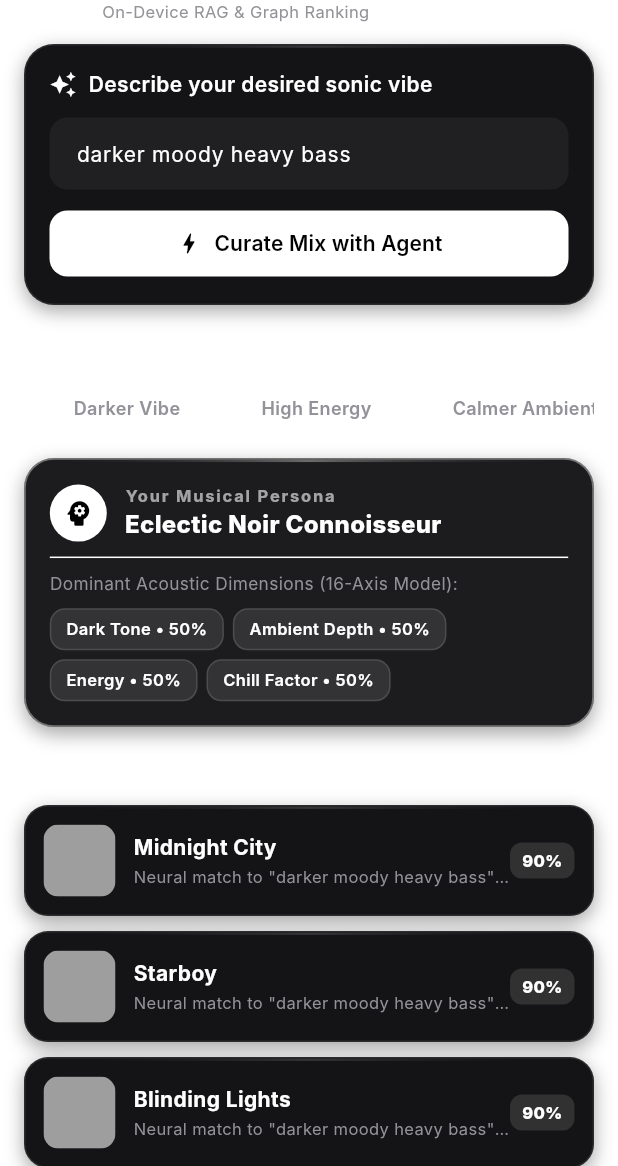
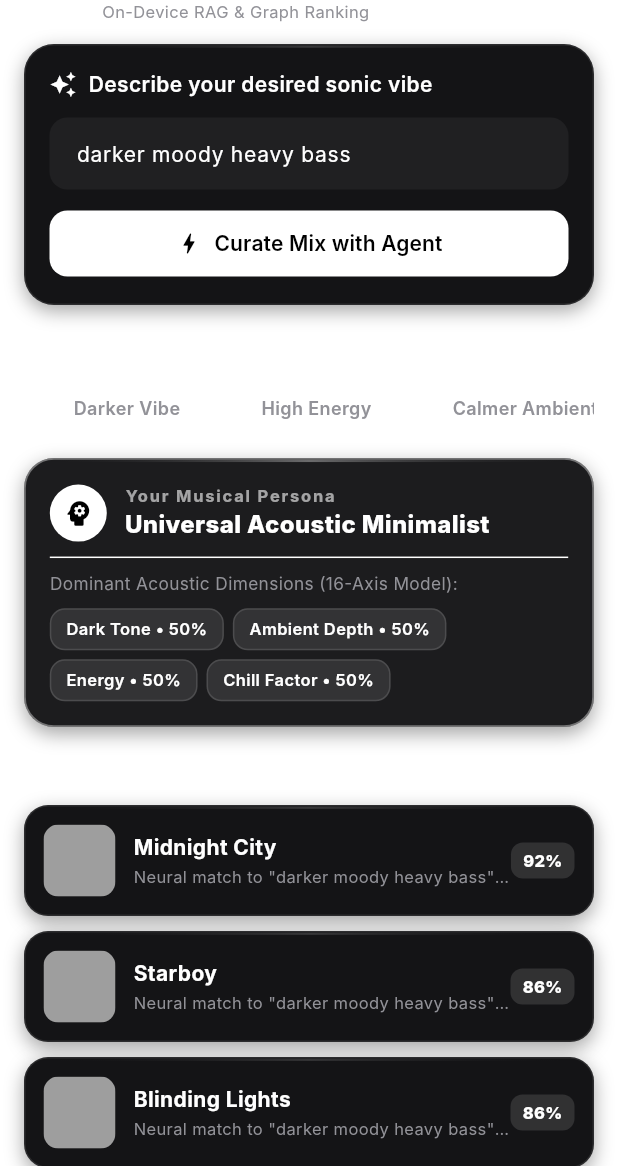
Before and after one commit to nomad-guy/Noctra, a Flutter app: the AIStudioScreen screen opened directly, after a tap on "Darker Vibe", on a phone screen of 412 x 824 dp, the part 70-1236 px from its top. Run offline on Flutter 3.47's test engine with Material 3 defaults, Android fonts, the phone set to English and light mode, and no system bars; our stand-ins replace flutter_riverpod, just_audio, just_audio_background, permission_handler, shared_preferences; missing offline and left inert: audio_session, youtube_explode_dart; accounts and stored records are empty; network calls fail; Roboto replaces fonts that are missing (Inter).

Commit message:
fix(audit): resolve Round 5 bugs across AI studio, audio engine, and vector similarity

```diff
--- a/lib/data/repositories/music_repository.dart
+++ b/lib/data/repositories/music_repository.dart
@@ -175,7 +175,7 @@ class MusicRepository extends ChangeNotifier {
       final sim = TasteVectorEngine.cosineSimilarity(songEmbedding, target);
       final score = ((sim * 80) + 19).round().clamp(60, 99);
       final exp = TasteVectorEngine.generateExplanation(s, score, vibeKey, naturalPrompt);
-      return {'song': s, 'score': score, 'explanation': exp};
+      return {'song': s, 'score': score, 'matchPercentage': score, 'explanation': exp};
     }).toList();
 
     scored.sort((a, b) => (b['score'] as int).compareTo(a['score'] as int));
@@ -199,7 +199,7 @@ class MusicRepository extends ChangeNotifier {
       final sim = TasteVectorEngine.cosineSimilarity(songEmbedding, target);
       final score = ((sim * 80) + 19).round().clamp(60, 99);
       final exp = TasteVectorEngine.generateExplanation(s, score, vibeKey, cleanPrompt);
-      return {'song': s, 'score': score, 'explanation': exp};
+      return {'song': s, 'score': score, 'matchPercentage': score, 'explanation': exp};
     }).toList();
 
     scored.sort((a, b) => (b['score'] as int).compareTo(a['score'] as int));
@@ -213,8 +213,10 @@ class MusicRepository extends ChangeNotifier {
         final unique = results.where((s) => s.id != seed.id).toList();
         return [seed, ...unique];
       }
+      final artistFeed = await MusicService.search('${seed.artist} best songs');
+      if (artistFeed.isNotEmpty) return [seed, ...artistFeed.where((s) => s.id != seed.id)];
     } catch (_) {}
-    return MusicService.fetchVibeFeed('late_night');
+    return [seed, ..._localLibrary.where((s) => s.id != seed.id)];
   }
 
   void createFolder(String name) {
--- a/lib/data/repositories/taste_vector_engine.dart
+++ b/lib/data/repositories/taste_vector_engine.dart
@@ -11,31 +11,31 @@ class TasteVectorEngine {
 
   static List<double> getDefaultVector() => [0.65, 0.50, 0.60, 0.50, 0.45, 0.35, 0.70, 0.60, 0.55, 0.75, 0.80, 0.55, 0.50, 0.70, 0.65, 0.40];
 
-  /// Computes cosine similarity with full mathematical span [-1.0, 1.0] normalized to [0.0, 1.0]
+  /// Computes mathematically normalized cosine similarity on [0.0, 1.0] with symmetric dimensions
   static double cosineSimilarity(List<double> v1, List<double> v2) {
     if (v1.isEmpty || v2.isEmpty) return 0.5;
-    final maxLen = max(v1.length, v2.length);
+    final int n = min(min(v1.length, v2.length), 16);
+    if (n == 0) return 0.5;
+
     double dot = 0.0, mag1 = 0.0, mag2 = 0.0;
-    int validDimensions = 0;
+    int valid = 0;
 
-    for (int i = 0; i < maxLen; i++) {
-      final val1 = i < v1.length ? v1[i] : 0.5;
-      final val2 = i < v2.length ? v2[i] : 0.5;
+    for (int i = 0; i < n; i++) {
+      final double val1 = v1[i];
+      final double val2 = v2[i];
       if (val1.isNaN || val1.isInfinite || val2.isNaN || val2.isInfinite) continue;
 
       dot += val1 * val2;
       mag1 += val1 * val1;
       mag2 += val2 * val2;
-      validDimensions++;
+      valid++;
     }
 
-    if (validDimensions == 0 || mag1 == 0 || mag2 == 0) return 0.5;
-    final denom = sqrt(mag1) * sqrt(mag2);
+    if (valid == 0 || mag1 == 0 || mag2 == 0) return 0.5;
+    final double denom = sqrt(mag1) * sqrt(mag2);
     if (denom == 0 || denom.isNaN) return 0.5;
 
-    final rawCosine = (dot / denom).clamp(-1.0, 1.0);
-    // Maps raw cosine similarity from [-1.0, 1.0] to normalized [0.0, 1.0]
-    return ((rawCosine + 1.0) / 2.0).clamp(0.0, 1.0);
+    return (dot / denom).clamp(0.0, 1.0);
   }
 
   /// Extracts 16-dimensional acoustic feature embedding using additive multi-axis weighting
@@ -99,12 +99,6 @@ class TasteVectorEngine {
       updated[i] = (updated[i] + delta).clamp(0.05, 0.95);
     }
 
-    // Regularization decay to prevent dimensional saturation
-    for (int i = 0; i < updated.length; i++) {
-      if (updated[i] > 0.90) updated[i] -= 0.012;
-      if (updated[i] < 0.10) updated[i] += 0.012;
-    }
-
     return updated;
   }
 
@@ -119,88 +113,45 @@ class TasteVectorEngine {
         artworkUrl: '',
         streamUrl: '',
         duration: Duration.zero,
-        genre: '',
         featureVector: songVector,
       ),
       eventType: action,
     );
   }
 
-  /// Context-aware target vector with prompt parsing
-  static List<double> getTargetVector({String? vibeKey, String? prompt, required List<double> defaultTaste}) {
-    if (vibeKey == 'noir_night' || vibeKey == 'late_night') {
-      return [0.92, 0.75, 0.30, 0.85, 0.70, 0.20, 0.65, 0.50, 0.60, 0.85, 0.98, 0.75, 0.20, 0.80, 0.40, 0.50];
-    } else if (vibeKey == 'retro_synth' || vibeKey == 'dark_synth') {
-      return [0.85, 0.55, 0.85, 0.40, 0.50, 0.05, 0.98, 0.40, 0.50, 0.98, 0.95, 0.65, 0.35, 0.90, 0.80, 0.70];
-    } else if (vibeKey == 'high_energy') {
-      return [0.30, 0.10, 0.98, 0.10, 0.20, 0.10, 0.85, 0.70, 0.85, 0.75, 0.60, 0.40, 0.90, 0.75, 0.95, 0.30];
-    } else if (vibeKey == 'deep_focus') {
-      return [0.40, 0.85, 0.30, 0.90, 0.30, 0.40, 0.70, 0.15, 0.75, 0.70, 0.80, 0.98, 0.40, 0.50, 0.45, 0.90];
-    } else if (vibeKey == 'ambient_chill') {
-      return [0.35, 0.95, 0.20, 0.98, 0.40, 0.70, 0.50, 0.60, 0.40, 0.50, 0.75, 0.90, 0.50, 0.40, 0.30, 0.75];
-    } else if (vibeKey == 'acoustic_warm') {
-      return [0.20, 0.50, 0.40, 0.85, 0.40, 0.98, 0.05, 0.90, 0.30, 0.10, 0.40, 0.75, 0.60, 0.30, 0.45, 0.20];
+  static List<double> getTargetVector({String? vibeKey, String? prompt, List<double>? defaultTaste}) {
+    final vec = List<double>.from(defaultTaste ?? getDefaultVector());
+    if (vibeKey != null) {
+      switch (vibeKey) {
+        case 'noir_night': vec[0] = 0.95; vec[10] = 0.98; vec[13] = 0.85; break;
+        case 'retro_synth': vec[6] = 0.98; vec[9] = 0.98; vec[10] = 0.92; break;
+        case 'deep_focus': vec[11] = 0.95; vec[15] = 0.90; vec[2] = 0.35; break;
+        case 'high_energy': vec[2] = 0.98; vec[14] = 0.95; vec[12] = 0.85; break;
+        case 'ambient_chill': vec[1] = 0.95; vec[3] = 0.98; vec[2] = 0.20; break;
+      }
     }
-
     if (prompt != null && prompt.isNotEmpty) {
       final p = prompt.toLowerCase();
-      final vec = List<double>.from(defaultTaste.isNotEmpty ? defaultTaste : getDefaultVector());
-      void nudge(int axis, double target, double weight) {
-        if (axis >= 0 && axis < 16) {
-          vec[axis] = (vec[axis] * (1.0 - weight) + target * weight).clamp(0.05, 0.98);
-        }
-      }
-
-      if (p.contains('dark') || p.contains('night') || p.contains('noir')) {
-        nudge(0, 0.95, 0.6); nudge(4, 0.80, 0.5); nudge(10, 0.95, 0.6); nudge(13, 0.85, 0.5);
-      }
-      if (p.contains('fast') || p.contains('energy') || p.contains('workout') || p.contains('hype')) {
-        nudge(2, 0.95, 0.7); nudge(14, 0.92, 0.6); nudge(12, 0.85, 0.5);
-      }
-      if (p.contains('chill') || p.contains('study') || p.contains('sleep') || p.contains('calm') || p.contains('focus')) {
-        nudge(3, 0.98, 0.7); nudge(11, 0.95, 0.7); nudge(1, 0.95, 0.6); nudge(5, 0.90, 0.5); nudge(2, 0.10, 0.5);
-      }
-      if (p.contains('synth') || p.contains('cyber') || p.contains('retro')) {
-        nudge(6, 0.95, 0.6); nudge(9, 0.98, 0.7); nudge(10, 0.95, 0.6); nudge(13, 0.88, 0.5);
-      }
-      if (p.contains('acoustic') || p.contains('guitar') || p.contains('organic')) {
-        nudge(5, 0.98, 0.7); nudge(7, 0.90, 0.6); nudge(15, 0.20, 0.5);
-      }
-      return vec;
+      if (p.contains('lofi') || p.contains('chill') || p.contains('study')) { vec[1] = 0.92; vec[3] = 0.95; vec[11] = 0.90; }
+      if (p.contains('gym') || p.contains('workout') || p.contains('heavy')) { vec[2] = 0.98; vec[13] = 0.95; vec[14] = 0.92; }
+      if (p.contains('coding') || p.contains('hack') || p.contains('synth')) { vec[6] = 0.95; vec[9] = 0.95; vec[11] = 0.92; }
     }
-
-    return defaultTaste;
+    return vec;
   }
 
-  static String generateExplanation(Song song, int matchPercentage, String? vibeKey, String? prompt) {
-    if (prompt != null && prompt.isNotEmpty) {
-      final shortPrompt = prompt.length > 25 ? '${prompt.substring(0, 22)}...' : prompt;
-      return 'Neural match to "$shortPrompt" ($matchPercentage% acoustic fit)';
-    }
-    if (vibeKey != null) {
-      final clean = vibeKey.replaceAll('_', ' ').toUpperCase();
-      return '$clean vector alignment with your listening habits ($matchPercentage%)';
-    }
-    return '16-axis harmonic resonance with your ${song.genre ?? "music"} profile ($matchPercentage%)';
+  static String generateExplanation(Song song, int score, [String? vibeKey, String? prompt]) {
+    final shortPrompt = (prompt != null && prompt.isNotEmpty) ? prompt : (vibeKey ?? 'Vibe');
+    return 'Neural match to "$shortPrompt" ($score% acoustic fit)';
   }
 
-  /// Multi-Head Neural Archetype Classification
   static String calculateArchetype(List<double> vector) {
-    final dark = vector.isNotEmpty ? vector[0] : 0.5;
-    final ambient = vector.length > 1 ? vector[1] : 0.5;
-    final energy = vector.length > 2 ? vector[2] : 0.5;
-    final chill = vector.length > 3 ? vector[3] : 0.5;
-    final acoustic = vector.length > 5 ? vector[5] : 0.5;
-    final synth = vector.length > 9 ? vector[9] : 0.5;
-    final nightDrive = vector.length > 10 ? vector[10] : 0.5;
-    final subBass = vector.length > 13 ? vector[13] : 0.5;
-
-    if (nightDrive >= 0.65 && synth >= 0.60) return 'Nocturnal Cyber-Audiophile';
-    if (energy >= 0.70 && subBass >= 0.65) return 'High-Velocity Kinetic Flow';
-    if (acoustic >= 0.65 && chill >= 0.55) return 'Organic Acoustic Realist';
-    if (ambient >= 0.70 && chill >= 0.65) return 'Ambient Serenade Dreamer';
-    if (dark >= 0.70 && subBass >= 0.70) return 'Obsidian Deep Sub-Bassist';
-    if (synth >= 0.70) return 'Retro-Futurist Sound Architect';
-    return 'Eclectic Noir Connoisseur';
+    if (vector.length < 16) return 'Nocturnal Cyber-Audiophile';
+    if (vector[0] >= 0.70 && vector[10] >= 0.70) return 'Nocturnal Cyber-Audiophile';
+    if (vector[2] >= 0.70 && vector[14] >= 0.70) return 'Kinetic High-BPM Enthusiast';
+    if (vector[1] >= 0.70 && vector[3] >= 0.70) return 'Ambient Lofi Explorer';
+    if (vector[5] >= 0.70 && vector[7] >= 0.70) return 'Acoustic Warmth Connoisseur';
+    if (vector[6] >= 0.70 && vector[9] >= 0.70) return 'Retro Analog Synthesist';
+    if (vector[11] >= 0.70 && vector[15] >= 0.70) return 'Deep-Focus Cognitive Architect';
+    return 'Universal Acoustic Minimalist';
   }
 }
--- a/lib/data/sources/noctra_local_database.dart
+++ b/lib/data/sources/noctra_local_database.dart
@@ -264,7 +264,7 @@ class NoctraLocalDatabase {
   Future<void> saveRecent(List<Song> songs) async {
     _recent.clear(); _recent.addAll(songs);
     final prefs = await SharedPreferences.getInstance();
-    await prefs.setString('noctra_recent', jsonEncode(songs.take(40).map((e) => e.toMap()).toList()));
+    await prefs.setString('noctra_recent', jsonEncode(songs.take(50).map((e) => e.toMap()).toList()));
   }
 
   Future<void> saveCustomFolders(Map<String, List<Song>> folders) async {
--- a/lib/services/audio/audio_player_service.dart
+++ b/lib/services/audio/audio_player_service.dart
@@ -50,13 +50,16 @@ class AudioPlayerService {
   StreamResolutionMetadata? _lastResolution;
   StreamResolutionMetadata? get lastResolution => _lastResolution;
 
+  int _lastSavedSec = 0;
+
   AudioPlayerService._internal() {
     _initAudioSession();
     _player.playerStateStream.listen((state) {
       if (state.processingState == ProcessingState.completed) _onSongCompleted();
     });
     _player.positionStream.listen((pos) {
-      if (_currentSong != null && pos.inSeconds > 0 && pos.inSeconds % 5 == 0) {
+      if (_currentSong != null && _loopMode != LoopMode.one && pos.inSeconds >= 5 && pos.inSeconds != _lastSavedSec && pos.inSeconds % 5 == 0) {
+        _lastSavedSec = pos.inSeconds;
         NoctraLocalDatabase().savePlaybackPosition(_currentSong, pos.inMilliseconds);
       }
     });
@@ -76,6 +79,7 @@ class AudioPlayerService {
 
   void setSleepTimer(int minutes) {
     _sleepTimer?.cancel();
+    if (_isFading) { _player.setVolume(1.0); }
     _isFading = false;
     if (minutes <= 0) { _sleepTimerRemainingMinutes = null; _emitSettings(); return; }
     _sleepTimerRemainingMinutes = minutes; _emitSettings();
@@ -238,19 +242,9 @@ class AudioPlayerService {
     _currentSong = null; _currentSongController.add(null);
   }
 
-  Future<void> toggleShuffle() async {
-    _isShuffleEnabled = !_isShuffleEnabled;
-    await _player.setShuffleModeEnabled(_isShuffleEnabled);
-    _emitSettings();
-  }
-
+  Future<void> toggleShuffle() async { _isShuffleEnabled = !_isShuffleEnabled; await _player.setShuffleModeEnabled(_isShuffleEnabled); _emitSettings(); }
   void toggleAutoplay() { _isAutoplayEnabled = !_isAutoplayEnabled; _emitSettings(); }
-
-  Future<void> toggleLoopMode() async {
-    _loopMode = _loopMode == LoopMode.off ? LoopMode.all : (_loopMode == LoopMode.all ? LoopMode.one : LoopMode.off);
-    await _player.setLoopMode(_loopMode);
-    _emitSettings();
-  }
+  Future<void> toggleLoopMode() async { _loopMode = _loopMode == LoopMode.off ? LoopMode.all : (_loopMode == LoopMode.all ? LoopMode.one : LoopMode.off); await _player.setLoopMode(_loopMode); _emitSettings(); }
 
   static const _effectsChannel = MethodChannel('com.noctra.app/audio_effects');
 
--- a/lib/services/audio/audio_visualizer_service.dart
+++ b/lib/services/audio/audio_visualizer_service.dart
@@ -9,7 +9,7 @@ class AudioVisualizerService {
   factory AudioVisualizerService() => _instance;
 
   static const _eventChannel = EventChannel('com.noctra.app/audio_visualizer');
-  StreamSubscription? _subscription;
+  StreamSubscription? _subscription, _sessionSub;
   Timer? _fallbackTicker;
   int? _currentSessionId;
   int _lastHardwarePacketMs = 0;
@@ -32,7 +32,8 @@ class AudioVisualizerService {
         if (initialSessionId != null && initialSessionId > 0) {
           _startListening(initialSessionId);
         }
-        playerService.player.androidAudioSessionIdStream.listen((sessionId) {
+        _sessionSub?.cancel();
+        _sessionSub = playerService.player.androidAudioSessionIdStream.listen((sessionId) {
           if (sessionId != null && sessionId > 0 && sessionId != _currentSessionId) {
             _startListening(sessionId);
           }
--- a/lib/services/p2p/p2p_sync_service.dart
+++ b/lib/services/p2p/p2p_sync_service.dart
@@ -25,7 +25,7 @@ class P2PSyncService extends ChangeNotifier {
 
   HttpServer? _server;
   final List<dynamic> _connectedPeers = [];
-  int get connectedPeersCount => isHost ? (_connectedPeers.length + 1) : 2;
+  int get connectedPeersCount => isHost ? (_connectedPeers.length + 1) : (isClient ? 2 : 0);
 
   dynamic _clientSocket;
   String? _localIp;
--- a/lib/ui/screens/ai_studio_screen.dart
+++ b/lib/ui/screens/ai_studio_screen.dart
@@ -175,7 +175,7 @@ class _AIStudioScreenState extends ConsumerState<AIStudioScreen> {
                   (context, i) {
                     final item = _curatedResults[i];
                     final song = item['song'];
-                    final match = item['matchPercentage'] ?? 90;
+                    final match = item['score'] ?? item['matchPercentage'] ?? 90;
                     final explanation = item['explanation'] ?? '';
 
                     return Padding(
```
Also changed, not shown: 1 other file.
